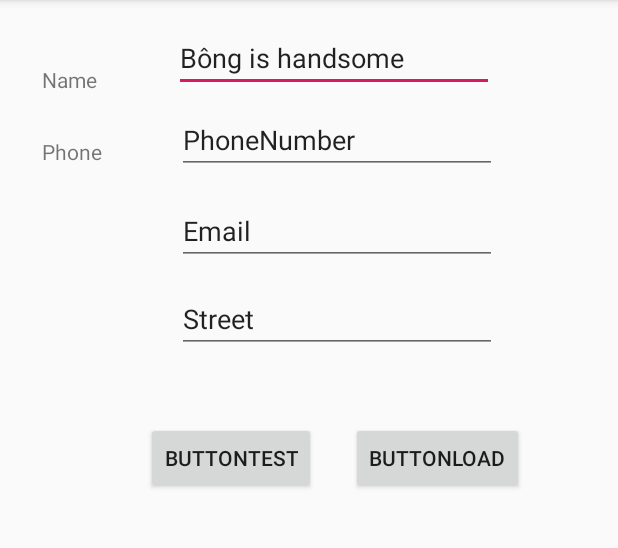
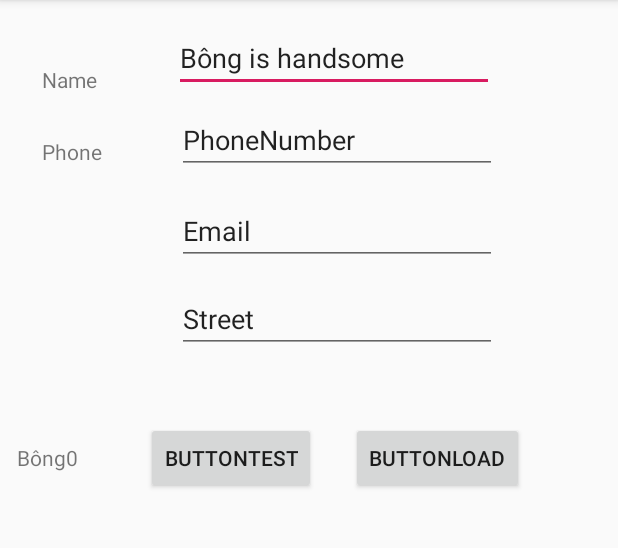
Before and after one commit to Bottle1985/MyFamily, an Android app: the screen it shows after launch (MainActivity), after a tap on "BUTTONTEST", on a phone screen of 412 x 824 dp, the part 84-632 px from its top. Run offline under Robolectric (Android 15) with nearby library versions, the phone set to English and light mode, and no system bars.

Commit message:
- Showed total record

```diff
--- a/app/src/main/java/com/example/myfamily/DBHelper.java
+++ b/app/src/main/java/com/example/myfamily/DBHelper.java
@@ -3,6 +3,7 @@ package com.example.myfamily;
 import android.content.ContentValues;
 import android.content.Context;
 import android.database.Cursor;
+import android.database.DatabaseUtils;
 import android.database.sqlite.SQLiteOpenHelper;
 import android.database.sqlite.SQLiteDatabase;
 public class DBHelper  extends SQLiteOpenHelper{
@@ -51,5 +52,9 @@ public class DBHelper  extends SQLiteOpenHelper{
         Cursor res =  db.rawQuery( "select * from contacts where id="+id+"", null );
         return res;
     }
-
+    public int numberOfRows(){
+        SQLiteDatabase db = this.getReadableDatabase();
+        int numRows = (int) DatabaseUtils.queryNumEntries(db, CONTACTS_TABLE_NAME);
+        return numRows;
+    }
 }
--- a/app/src/main/java/com/example/myfamily/MainActivity.java
+++ b/app/src/main/java/com/example/myfamily/MainActivity.java
@@ -6,10 +6,12 @@ import android.database.Cursor;
 import android.os.Bundle;
 import android.view.View;
 import android.widget.EditText;
+import android.widget.TextView;
 import android.widget.Toast;
 
 public class MainActivity extends AppCompatActivity {
     EditText Name, Phone, Email, Street;
+    TextView Total;
     DBHelper myDatabase;
 
     @Override
@@ -20,12 +22,18 @@ public class MainActivity extends AppCompatActivity {
         Phone= (EditText) findViewById(R.id.editTextPhone);
         Email= (EditText) findViewById(R.id.editTextEmail);
         Street= (EditText) findViewById(R.id.editTextStreet);
+
+        Total=(TextView) findViewById(R.id.textViewTotal);
         myDatabase = new DBHelper(this);
     }
     public void onClickTest(View view)
     {
+        int total;
         Name.setText("Bông is handsome");
-        myDatabase.insertContact("Boong","0914451299","mrboongvn@yahoo.com.vn","Doan Tran Nghiep", "28");
+        //myDatabase.insertContact("Boong","0914451299","mrboongvn@yahoo.com.vn","Doan Tran Nghiep", "28");
+
+        total = myDatabase.numberOfRows();
+        Total.setText("Bông" + total);
         Toast.makeText(getApplicationContext(), "Test Successfully",
                 Toast.LENGTH_SHORT).show();
     }
--- a/app/src/main/res/layout/activity_main.xml
+++ b/app/src/main/res/layout/activity_main.xml
@@ -4,8 +4,8 @@
     xmlns:tools="http://schemas.android.com/tools"
     android:layout_width="match_parent"
     android:layout_height="match_parent"
-    tools:ignore="LabelFor"
-    tools:context=".MainActivity">
+    tools:context=".MainActivity"
+    tools:ignore="LabelFor">
 
     <TextView
         android:id="@+id/textView"
@@ -27,8 +27,8 @@
         android:layout_marginStart="116dp"
         android:layout_marginLeft="116dp"
         android:layout_marginTop="16dp"
+        android:ems="10"
         android:importantForAutofill="no"
-        android:ems="10"
         android:inputType="textPersonName"
         android:text="@string/person_name_edit"
         app:layout_constraintStart_toStartOf="parent"
@@ -103,10 +103,20 @@
         android:layout_height="wrap_content"
         android:layout_marginTop="13dp"
         android:ems="10"
+        android:importantForAutofill="no"
         android:inputType="textPersonName"
         android:text="@string/street"
         app:layout_constraintStart_toStartOf="@+id/editTextEmail"
-        app:layout_constraintTop_toBottomOf="@+id/editTextEmail"
-        android:importantForAutofill="no" />
+        app:layout_constraintTop_toBottomOf="@+id/editTextEmail" />
+
+    <TextView
+        android:id="@+id/textViewTotal"
+        android:layout_width="wrap_content"
+        android:layout_height="wrap_content"
+        android:layout_marginStart="11dp"
+        android:layout_marginLeft="11dp"
+        android:text="@string/txtTotal"
+        app:layout_constraintBaseline_toBaselineOf="@+id/buttonTest"
+        app:layout_constraintStart_toStartOf="parent" />
 
 </androidx.constraintlayout.widget.ConstraintLayout>
--- a/app/src/main/res/values/strings.xml
+++ b/app/src/main/res/values/strings.xml
@@ -8,4 +8,5 @@
     <string name="phoneNumber">PhoneNumber</string>
     <string name="street">Street</string>
     <string name="email">Email</string>
+    <string name="txtTotal">Total</string>
 </resources>
```
